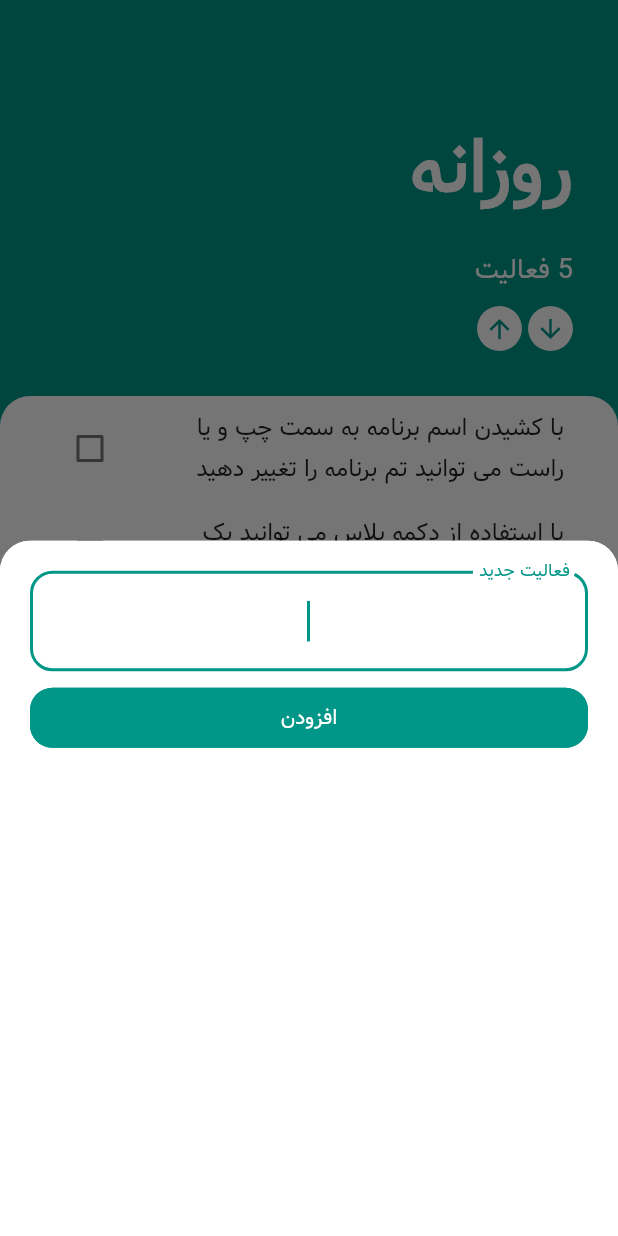
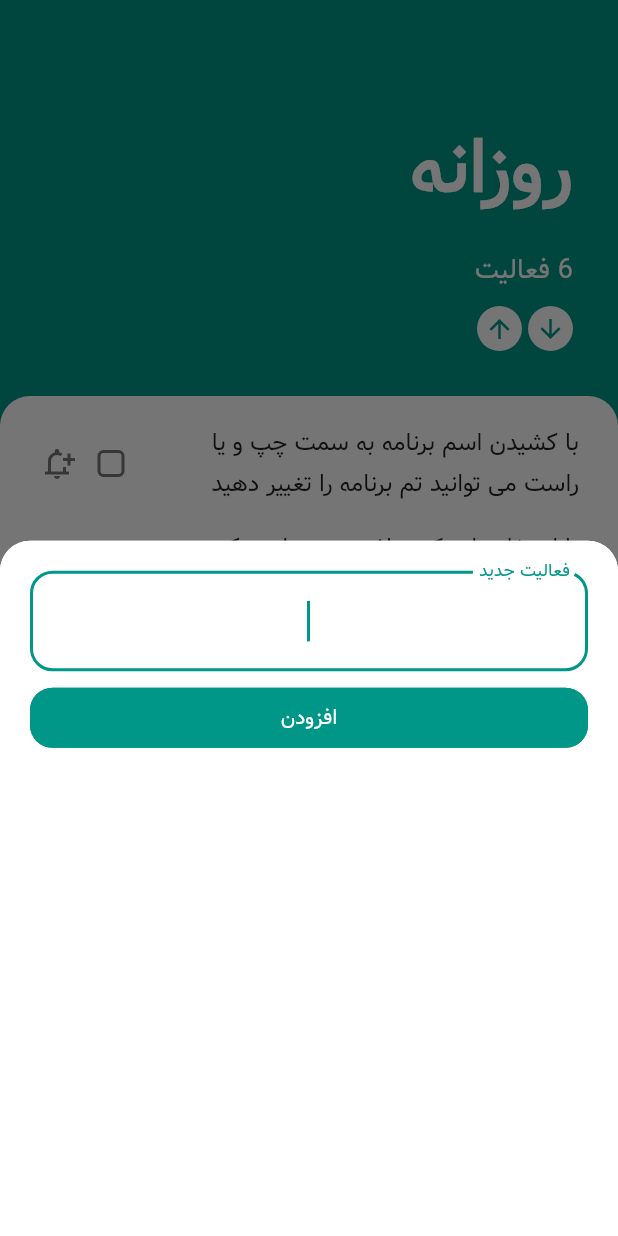
Before and after one commit to bowsffs/todo_app, a Flutter app: the screen it shows after launch, after a tap on the "add" icon, on a phone screen of 412 x 824 dp. Run offline on Flutter 3.47's test engine with Material 2 defaults, Android fonts, the phone set to English and light mode, and no system bars; drawn by our look-alikes of swipe_to; our stand-ins replace flutter_datetime_picker, flutter_local_notifications, hive, hive_flutter, rxdart, timezone; accounts and stored records are empty.

Commit message:
add notification to tasks

```diff
--- a/lib/main.dart
+++ b/lib/main.dart
@@ -4,9 +4,9 @@ import 'package:todo_app/models/task.dart';
 import 'package:todo_app/models/color.dart';
 import 'package:todo_app/screens/tasks_screen.dart';
 import 'package:provider/provider.dart';
-import 'package:todo_app/db/task_data.dart';
+import 'package:todo_app/modules/task_handler.dart';
 import 'package:hive_flutter/hive_flutter.dart';
-import 'package:dcdg/dcdg.dart';
+import 'package:timezone/data/latest.dart' as tz;
 
 void main() async {
   WidgetsFlutterBinding.ensureInitialized();
@@ -19,6 +19,8 @@ void main() async {
   await Hive.openBox<Task>('tasks');
   await Hive.openBox<ColorSchemeRoozane>('color');
   await Hive.openBox<StateRoozane>('state');
+
+  tz.initializeTimeZones();
 
   runApp(Roozane());
 }
--- a/lib/models/task.dart
+++ b/lib/models/task.dart
@@ -1,3 +1,4 @@
+import 'package:flutter/material.dart';
 import 'package:hive/hive.dart';
 
 part 'task.g.dart';
@@ -8,5 +9,5 @@ class Task extends HiveObject {
   late String name;
 
   @HiveField(1)
-  late bool isDone = false;
+  bool isDone = false;
 }
--- /dev/null
+++ b/lib/modules/notification_handler.dart
@@ -0,0 +1,55 @@
+import 'package:flutter_local_notifications/flutter_local_notifications.dart';
+import 'package:rxdart/rxdart.dart';
+import 'package:timezone/timezone.dart' as tz;
+
+class NotificationApi {
+  static final _notifications = FlutterLocalNotificationsPlugin();
+  static final onNotifications = BehaviorSubject<String?>();
+
+  static Future _notificationDetails() async {
+    return NotificationDetails(
+      android: AndroidNotificationDetails('channel id', 'channel name',
+          channelDescription: 'channel description',
+          importance: Importance.max),
+      iOS: IOSNotificationDetails(),
+    );
+  }
+
+  static Future showNotification({
+    int id = 0,
+    String? title,
+    String? body,
+    String? payload,
+  }) async =>
+      _notifications.show(id, title, body, await _notificationDetails(),
+          payload: payload);
+
+  static Future showScheduledNotification({
+    int? id,
+    String? title,
+    String? body,
+    String? payload,
+    required DateTime scheduledDate,
+  }) async =>
+      _notifications.zonedSchedule(
+          id!,
+          title,
+          body,
+          tz.TZDateTime.from(scheduledDate, tz.local),
+          await _notificationDetails(),
+          uiLocalNotificationDateInterpretation:
+              UILocalNotificationDateInterpretation.wallClockTime,
+          androidAllowWhileIdle: true,
+          payload: payload);
+
+  static Future init({bool initScheduled = false}) async {
+    final iOS = IOSInitializationSettings();
+    final android = AndroidInitializationSettings('@mipmap/ic_launcher');
+    final settings = InitializationSettings(android: android, iOS: iOS);
+
+    await _notifications.initialize(
+      settings,
+      onSelectNotification: (payload) async {},
+    );
+  }
+}
--- a/lib/screens/add_task_screen.dart
+++ b/lib/screens/add_task_screen.dart
@@ -1,10 +1,11 @@
 import 'package:flutter/material.dart';
+import 'package:todo_app/screens/tasks_screen.dart';
 import 'package:todo_app/themes/app_color.dart';
 import 'package:provider/provider.dart';
-import 'package:todo_app/db/task_data.dart';
+import 'package:todo_app/modules/task_handler.dart';
 
 class AddTaskScreen extends StatefulWidget {
-  const AddTaskScreen({Key? key}) : super(key: key);
+  AddTaskScreen({Key? key}) : super(key: key);
 
   @override
   State<AddTaskScreen> createState() => _AddTaskScreenState();
@@ -96,8 +97,9 @@ class _AddTaskScreenState extends State<AddTaskScreen> {
               onPressed: () {
                 if (_formKey.currentState!.validate()) {
                   Provider.of<TaskData>(context, listen: false)
-                      .addTask(_text.text);
+                      .addTask(_text.text.trim());
                   TaskData.refreshTasks();
+
                   Navigator.pop(context);
                 }
               },
--- a/lib/screens/tasks_screen.dart
+++ b/lib/screens/tasks_screen.dart
@@ -1,12 +1,13 @@
 import 'package:flutter/material.dart';
 import 'package:todo_app/models/color.dart';
 import 'package:todo_app/models/state.dart';
+import 'package:todo_app/modules/notification_handler.dart';
 import 'package:todo_app/widgets/tasks_list.dart';
 import 'package:todo_app/screens/add_task_screen.dart';
 import 'package:todo_app/models/task.dart';
 import 'package:todo_app/themes/app_color.dart';
 import 'package:provider/provider.dart';
-import 'package:todo_app/db/task_data.dart';
+import 'package:todo_app/modules/task_handler.dart';
 import 'package:hive/hive.dart';
 import 'package:swipe_to/swipe_to.dart';
 import 'package:todo_app/db/boxes.dart';
@@ -64,6 +65,10 @@ class _TasksScreenState extends State<TasksScreen> {
         ..name =
             'وقتی فعالیت خود را انجام دادید تیک آن را بزنید تا آن فعالیت خط زده شود'
         ..isDone = false);
+      Boxes.getTasks().add(Task()
+        ..name =
+            'برای فعال کردن اعلان فعالیت بر روی اعلان ضربه زده و تاریخ اعلان را مشخص نمایید'
+        ..isDone = false);
       Boxes.getColor().add(ColorSchemeRoozane()
         ..hex = 0xFF009688
         ..index = 5);
@@ -72,6 +77,20 @@ class _TasksScreenState extends State<TasksScreen> {
     }
 
     super.initState();
+    NotificationApi.init();
+    listenNotifications();
+  }
+
+  void listenNotifications() {
+    NotificationApi.onNotifications.stream.listen(onClickedNotification);
+  }
+
+  void onClickedNotification(String? payload) {
+    Navigator.of(context).push(
+      MaterialPageRoute(
+        builder: (context) => TasksScreen(),
+      ),
+    );
   }
 
   @override
@@ -91,7 +110,7 @@ class _TasksScreenState extends State<TasksScreen> {
         onPressed: () async {
           await showModalBottomSheet(
             context: context,
-            builder: (context) => const AddTaskScreen(),
+            builder: (context) => AddTaskScreen(),
             shape: RoundedRectangleBorder(
               borderRadius: BorderRadius.circular(20.0),
             ),
@@ -197,7 +216,8 @@ class _TasksScreenState extends State<TasksScreen> {
           ),
           Expanded(
             child: Container(
-              padding: const EdgeInsets.symmetric(horizontal: 20.0),
+              padding:
+                  const EdgeInsets.only(left: 10.0, right: 10.0, top: 10.0),
               decoration: const BoxDecoration(
                 color: Colors.white,
                 borderRadius: BorderRadius.only(
--- a/lib/widgets/task_tile.dart
+++ b/lib/widgets/task_tile.dart
@@ -1,17 +1,78 @@
 import 'package:flutter/material.dart';
+import 'package:todo_app/modules/notification_handler.dart';
 import 'package:todo_app/themes/app_color.dart';
+import 'package:flutter_datetime_picker/flutter_datetime_picker.dart';
 
 class TaskTile extends StatelessWidget {
+  dynamic taskKey;
   bool? isChecked = false;
   final String taskTitle;
   final Function(bool?)? checkboxCallback;
   final Function()? longPressCallBack;
 
   TaskTile(
-      {this.isChecked,
+      {this.taskKey,
+      this.isChecked,
       required this.taskTitle,
       this.checkboxCallback,
       this.longPressCallBack});
+
+  DateTime? selectedDate;
+
+  // Future<void> _selectDate(BuildContext context) async {
+  // final TimeOfDay? picked = await showTimePicker(
+  //   confirmText: 'تایید',
+  //   cancelText: 'لغو',
+  //   hourLabelText: 'ساعت',
+  //   minuteLabelText: 'دقیقه',
+  //   helpText: 'زمان آلارم',
+  //   errorInvalidText: 'لطفا یک زمان صحیح وارد کنید',
+  //   builder: (context, child) {
+  //     return Theme(
+  //       data: Theme.of(context).copyWith(
+  //         colorScheme: ColorScheme.light(
+  //           primary: AppColor.currentAppColor,
+  //         ),
+  //       ),
+  //       child: Directionality(
+  //         textDirection: TextDirection.rtl,
+  //         child: child!,
+  //       ),
+  //     );
+  //   },
+  //   context: context,
+  //   initialTime: TimeOfDay.now(),
+  // );
+  // if (picked != null) {
+  //   // setState(() {
+  //   selectedDate = picked;
+  //   print('${selectedDate!.format(context)}');
+  //   // });
+  // }
+  // }
+
+  Future<void> _getUserSelectedDateTime(BuildContext context) async {
+    DateTime? userSelectedDateTime =
+        await DatePicker.showDateTimePicker(context,
+            showTitleActions: true,
+            theme: DatePickerTheme(
+              // itemStyle:
+              //     TextStyle(color: AppColor.currentAppColor, fontSize: 16),
+              doneStyle: TextStyle(
+                color: AppColor.currentAppColor,
+                fontSize: 16,
+              ),
+            ),
+            minTime: DateTime(DateTime.now().year, 1, 1),
+            maxTime: DateTime(2050, 6, 7), onConfirm: (date) {
+      NotificationApi.showScheduledNotification(
+          id: taskKey,
+          scheduledDate: date,
+          title: 'لطفا فعالیت خود را چک کنید',
+          body: '$taskTitle',
+          payload: '$taskTitle');
+    }, currentTime: DateTime.now(), locale: LocaleType.fa);
+  }
 
   @override
   Widget build(BuildContext context) {
@@ -23,13 +84,55 @@ class TaskTile extends StatelessWidget {
           taskTitle,
           textDirection: TextDirection.rtl,
           style: TextStyle(
-              decoration:
-                  isChecked ?? false ? TextDecoration.lineThrough : null),
+              decoration: isChecked! ? TextDecoration.lineThrough : null),
         ),
-        leading: Checkbox(
-          activeColor: AppColor.currentAppColor,
-          value: isChecked,
-          onChanged: checkboxCallback,
+        leading: Container(
+          width: 72.0,
+          child: Row(
+            children: [
+              GestureDetector(
+                onTap: () async {
+                  await _getUserSelectedDateTime(context);
+                },
+                // onTap: () async => await _selectDate(context),
+                // () async => await showTimePicker(
+                //   confirmText: 'تایید',
+                //   cancelText: 'لغو',
+                //   hourLabelText: 'ساعت',
+                //   minuteLabelText: 'دقیقه',
+                //   helpText: 'زمان آلارم',
+                //   errorInvalidText: 'لطفا یک زمان صحیح وارد کنید',
+                //   builder: (context, child) {
+                //     return Theme(
+                //       data: Theme.of(context).copyWith(
+                //         colorScheme: ColorScheme.light(
+                //           primary: AppColor.currentAppColor,
+                //         ),
+                //       ),
+                //       child: Directionality(
+                //         textDirection: TextDirection.rtl,
+                //         child: child!,
+                //       ),
+                //     );
+                //   },
+                //   context: context,
+                //   initialTime: TimeOfDay.now(),
+                // ),
+                child: const Icon(
+                  Icons.notification_add_outlined,
+                  color: Color(0xFF757575),
+                ),
+              ),
+              Checkbox(
+                activeColor: AppColor.currentAppColor,
+                value: isChecked,
+                onChanged: checkboxCallback,
+                shape: RoundedRectangleBorder(
+                  borderRadius: BorderRadius.circular(4.0),
+                ),
+              ),
+            ],
+          ),
         ),
       ),
     );
--- a/lib/widgets/tasks_list.dart
+++ b/lib/widgets/tasks_list.dart
@@ -1,6 +1,6 @@
 import 'package:flutter/material.dart';
 import 'package:provider/provider.dart';
-import 'package:todo_app/db/task_data.dart';
+import 'package:todo_app/modules/task_handler.dart';
 import 'package:todo_app/widgets/task_tile.dart';
 
 class TasksList extends StatefulWidget {
@@ -15,7 +15,8 @@ class TasksList extends StatefulWidget {
 class _TasksListState extends State<TasksList> {
   @override
   Widget build(BuildContext context) {
-    return Consumer<TaskData>(builder: (context, taskData, child) {
+    return Consumer<TaskData>(
+      builder: (context, taskData, child) {
         return ListView.builder(
           controller: widget.controller,
           padding:
@@ -23,6 +24,7 @@ class _TasksListState extends State<TasksList> {
           itemBuilder: (context, index) {
             final task = TaskData.task[index];
             return TaskTile(
+              taskKey: task.key,
               taskTitle: task.name,
               isChecked: task.isDone,
               checkboxCallback: (checkboxState) {
@@ -39,6 +41,7 @@ class _TasksListState extends State<TasksList> {
           },
           itemCount: taskData.taskCount,
         );
-    });
+      },
+    );
   }
 }
```
Also changed, not shown: pubspec.yaml (+7 -2 lines), lib/modules/task_handler.dart (renamed from lib/db/task_data.dart), pubspec.lock, 2 other files. Lines whose indentation alone changed are shown as unchanged.
